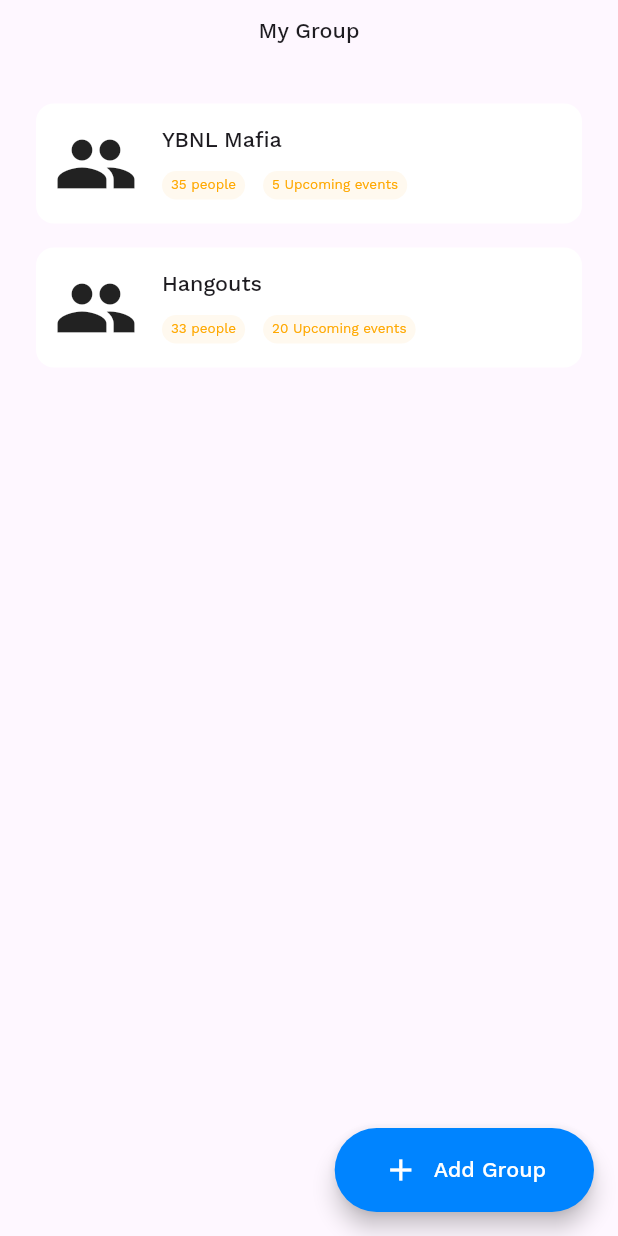
After one commit to hngx-org/Hurricane-events-mobile, a Flutter app: the GroupScreen screen opened by its route, on a phone screen of 412 x 824 dp. The commit adds this screen. Run offline on Flutter 3.47's test engine with Material 2 defaults, Android fonts, the phone set to English and light mode, and no system bars; our stand-ins replace dio, grouped_list, retrofit, table_calendar, tuple; missing offline and left inert: talker_dio_logger; generated files the repository leaves out were written again.

Commit message:
implemented group and group details screens

```diff
--- /dev/null
+++ b/lib/app/presentation/my_group/screens/group_screen.dart
@@ -0,0 +1,82 @@
+import 'package:flutter/material.dart';
+import 'package:hurricane_events/app/presentation/my_group/widgets/group_card.dart';
+import 'package:hurricane_events/component/constants/color.dart';
+import 'package:hurricane_events/component/utils/extensions.dart';
+import 'package:hurricane_events/data/models/groups/group_mock_up.dart';
+
+final myGroupSampleData = [
+  GroupMockUp(title: "YBNL Mafia", numOfEvent: 5, numOfPeople: 35),
+  GroupMockUp(title: "Hangouts", numOfEvent: 20, numOfPeople: 33),
+];
+
+class GroupScreen extends StatelessWidget {
+  static const String routeName = "my_group";
+  const GroupScreen({super.key});
+
+  @override
+  Widget build(BuildContext context) {
+    return Scaffold(
+      body: SafeArea(
+          child: Column(
+        mainAxisAlignment: MainAxisAlignment.start,
+        crossAxisAlignment: CrossAxisAlignment.stretch,
+        children: [
+          12.height,
+          Text(
+            "My Group",
+            textAlign: TextAlign.center,
+            style: context.headline3.copyWith(
+              fontSize: 16,
+            ),
+          ),
+          40.height,
+          SingleChildScrollView(
+            padding: const EdgeInsets.symmetric(horizontal: 24),
+            child: Column(
+              children: List.generate(
+                2,
+                (index) {
+                  final group = myGroupSampleData[index];
+                  return Padding(
+                    padding: const EdgeInsets.only(bottom: 16),
+                    child: MyGroupCard(
+                      title: group.title!,
+                      numberOfEvent: group.numOfEvent!,
+                      numberOfPeople: group.numOfPeople!,
+                    ),
+                  );
+                },
+              ),
+            ),
+          )
+        ],
+      )),
+      floatingActionButton: FloatingActionButton.extended(
+          onPressed: () {
+            //TODO: Navigate to add group screen
+          },
+          shape: RoundedRectangleBorder(
+            borderRadius: BorderRadius.circular(32),
+          ),
+          backgroundColor: AppColors.darkBlue1,
+          extendedPadding:
+              const EdgeInsets.symmetric(horizontal: 32, vertical: 16),
+          label: Row(
+            children: [
+              const Icon(
+                Icons.add,
+                color: Colors.white,
+              ),
+              10.width,
+              Text(
+                "Add Group",
+                style: context.button2.copyWith(
+                  fontSize: 16,
+                  color: Colors.white,
+                ),
+              )
+            ],
+          )),
+    );
+  }
+}
--- /dev/null
+++ b/lib/app/presentation/my_group/widgets/group_card.dart
@@ -0,0 +1,65 @@
+import 'package:flutter/material.dart';
+import 'package:hurricane_events/app/presentation/my_group/screens/group_detail_screen.dart';
+import 'package:hurricane_events/app/presentation/my_group/widgets/group_chip.dart';
+import 'package:hurricane_events/app/router/base_navigator.dart';
+import 'package:hurricane_events/component/utils/extensions.dart';
+
+class MyGroupCard extends StatelessWidget {
+  const MyGroupCard({
+    super.key,
+    required this.title,
+    required this.numberOfPeople,
+    required this.numberOfEvent,
+  });
+  final String title;
+  final int numberOfPeople;
+  final int numberOfEvent;
+
+  @override
+  Widget build(BuildContext context) {
+    return InkWell(
+      onTap: () {
+        BaseNavigator.pushNamed(GroupDetailsScreen.routeName);
+      },
+      child: Container(
+        decoration: ShapeDecoration(
+          color: Colors.white,
+          shape: RoundedRectangleBorder(
+            borderRadius: BorderRadius.circular(12),
+          ),
+        ),
+        padding: const EdgeInsets.all(12),
+        child: Row(
+          children: [
+            const Icon(
+              Icons.people,
+              size: 56,
+            ),
+            16.width,
+            Column(
+              crossAxisAlignment: CrossAxisAlignment.start,
+              children: [
+                Text(
+                  title,
+                  style: context.body1.copyWith(fontSize: 16),
+                ),
+                12.height,
+                Row(
+                  children: [
+                    MyGroupChip(
+                      title: "$numberOfPeople people",
+                    ),
+                    12.width,
+                    MyGroupChip(
+                      title: "$numberOfEvent Upcoming events",
+                    ),
+                  ],
+                )
+              ],
+            )
+          ],
+        ),
+      ),
+    );
+  }
+}
--- /dev/null
+++ b/lib/app/presentation/my_group/widgets/group_chip.dart
@@ -0,0 +1,30 @@
+
+
+import 'package:flutter/material.dart';
+import 'package:hurricane_events/component/constants/color.dart';
+import 'package:hurricane_events/component/utils/extensions.dart';
+
+class MyGroupChip extends StatelessWidget {
+  const MyGroupChip({
+    super.key,
+    required this.title,
+  });
+  final String title;
+  @override
+  Widget build(BuildContext context) {
+    return Container(
+      padding: const EdgeInsets.symmetric(horizontal: 6, vertical: 4),
+      decoration: ShapeDecoration(
+        color: AppColors.opacityOrange,
+        shape: RoundedRectangleBorder(
+          borderRadius: BorderRadius.circular(16),
+        ),
+      ),
+      child: Text(
+        title,
+        style:
+            context.body2.copyWith(fontSize: 10, color: AppColors.designOrange),
+      ),
+    );
+  }
+}
--- a/lib/app/presentation/timeline/screens/calendar_screen.dart
+++ b/lib/app/presentation/timeline/screens/calendar_screen.dart
@@ -24,7 +24,7 @@ class _CalendarState extends State<CalendarSection> {
   List<EventsMockUp> dummyEvents = [
     EventsMockUp(
       name: "Hurricane Slack group meeting",
-      group: "Hangouts",
+      groupName: "Hangouts",
       startDate: DateTime(2023, 9, 17),
       endDate: DateTime(2023, 10, 1, 12),
       startDateStartTime: const TimeOfDay(hour: 12, minute: 00),
@@ -35,7 +35,7 @@ class _CalendarState extends State<CalendarSection> {
     ),
     EventsMockUp(
       name: "Hurricane Slack meeting",
-      group: "Hangouts",
+      groupName: "Hangouts",
       startDate: DateTime.now(),
       startDateStartTime: const TimeOfDay(hour: 12, minute: 00),
       startDateEndTime: const TimeOfDay(hour: 12, minute: 00),
@@ -43,7 +43,7 @@ class _CalendarState extends State<CalendarSection> {
     ),
     EventsMockUp(
       name: "Football meeting",
-      group: "Hangouts",
+      groupName: "Hangouts",
       startDate: DateTime(2023, 9, 16, 00, 00, 00),
       startDateStartTime: const TimeOfDay(hour: 12, minute: 00),
       startDateEndTime: const TimeOfDay(hour: 12, minute: 00),
@@ -51,7 +51,7 @@ class _CalendarState extends State<CalendarSection> {
     ),
     EventsMockUp(
       name: "Yes meeting",
-      group: "Hangouts",
+      groupName: "Hangouts",
       startDate: DateTime(2023, 9, 1, 00, 00, 00),
       startDateStartTime: const TimeOfDay(hour: 12, minute: 00),
       startDateEndTime: const TimeOfDay(hour: 12, minute: 00),
@@ -59,7 +59,7 @@ class _CalendarState extends State<CalendarSection> {
     ),
     EventsMockUp(
       name: "No meeting",
-      group: "Hangouts",
+      groupName: "Hangouts",
       startDate: DateTime(2023, 9, 30, 00, 00, 00),
       startDateStartTime: const TimeOfDay(hour: 12, minute: 00),
       startDateEndTime: const TimeOfDay(hour: 12, minute: 00),
@@ -67,7 +67,7 @@ class _CalendarState extends State<CalendarSection> {
     ),
     EventsMockUp(
       name: "Submission Date",
-      group: "Submission",
+      groupName: "Submission",
       startDate: DateTime(2023, 9, 22, 00, 00, 00),
       startDateStartTime: const TimeOfDay(hour: 12, minute: 00),
       startDateEndTime: const TimeOfDay(hour: 12, minute: 00),
@@ -79,7 +79,7 @@ class _CalendarState extends State<CalendarSection> {
     DateTime.parse("2023-09-17 00:00:00Z"): [
       EventsMockUp(
         name: "Hurricane Slack group meeting",
-        group: "Hangouts",
+        groupName: "Hangouts",
         startDate: DateTime.parse("2023-09-17 00:00:00Z"),
         endDate: DateTime(2023, 10, 1),
         startDateStartTime: const TimeOfDay(hour: 12, minute: 00),
@@ -92,7 +92,7 @@ class _CalendarState extends State<CalendarSection> {
     DateTime.parse("2023-09-19 00:00:00Z"): [
       EventsMockUp(
         name: "Hurricane Slack meeting",
-        group: "Hangouts",
+        groupName: "Hangouts",
         startDate: DateTime.parse("2023-09-19 00:00:00Z"),
         startDateStartTime: const TimeOfDay(hour: 12, minute: 00),
         startDateEndTime: const TimeOfDay(hour: 12, minute: 00),
@@ -100,7 +100,7 @@ class _CalendarState extends State<CalendarSection> {
       ),
       EventsMockUp(
         name: "Hurricane group",
-        group: "Hangouts",
+        groupName: "Hangouts",
         startDate: DateTime.parse("2023-09-19 00:00:00Z"),
         startDateStartTime: const TimeOfDay(hour: 12, minute: 00),
         startDateEndTime: const TimeOfDay(hour: 12, minute: 00),
@@ -108,7 +108,7 @@ class _CalendarState extends State<CalendarSection> {
       ),
       EventsMockUp(
         name: "Bayern vs Manchester United",
-        group: "Champions League",
+        groupName: "Champions League",
         startDate: DateTime.parse("2023-09-20 00:00:00Z"),
         startDateStartTime: const TimeOfDay(hour: 20, minute: 00),
         startDateEndTime: const TimeOfDay(hour: 22, minute: 00),
@@ -118,7 +118,7 @@ class _CalendarState extends State<CalendarSection> {
     DateTime.parse("2023-09-16 00:00:00Z"): [
       EventsMockUp(
         name: "Football meeting",
-        group: "Hangouts",
+        groupName: "Hangouts",
         startDate: DateTime.parse("2023-09-16 00:00:00Z"),
         startDateStartTime: const TimeOfDay(hour: 12, minute: 00),
         startDateEndTime: const TimeOfDay(hour: 12, minute: 00),
@@ -128,7 +128,7 @@ class _CalendarState extends State<CalendarSection> {
     DateTime.parse("2023-09-01 00:00:00Z"): [
       EventsMockUp(
         name: "Yes meeting",
-        group: "Hangouts",
+        groupName: "Hangouts",
         startDate: DateTime.parse("2023-09-01 00:00:00Z"),
         startDateStartTime: const TimeOfDay(hour: 12, minute: 00),
         startDateEndTime: const TimeOfDay(hour: 12, minute: 00),
@@ -138,7 +138,7 @@ class _CalendarState extends State<CalendarSection> {
     DateTime.parse("2023-09-30 00:00:00Z"): [
       EventsMockUp(
         name: "No meeting",
-        group: "Hangouts",
+        groupName: "Hangouts",
         startDate: DateTime.parse("2023-09-30 00:00:00Z"),
         startDateStartTime: const TimeOfDay(hour: 12, minute: 00),
         startDateEndTime: const TimeOfDay(hour: 12, minute: 00),
@@ -148,7 +148,7 @@ class _CalendarState extends State<CalendarSection> {
     DateTime.parse("2023-09-22 00:00:00Z"): [
       EventsMockUp(
         name: "Submission Date",
-        group: "Submission",
+        groupName: "Submission",
         startDate: DateTime.parse("2023-09-22 00:00:00Z"),
         startDateStartTime: const TimeOfDay(hour: 12, minute: 00),
         startDateEndTime: const TimeOfDay(hour: 12, minute: 00),
@@ -355,13 +355,15 @@ class _CalendarState extends State<CalendarSection> {
                       ],
                     );
                   }
-                  return GroupedListView<dynamic, String>(
+                  return GroupedListView<EventsMockUp, String>(
                     physics: const ClampingScrollPhysics(),
                     padding: EdgeInsets.zero,
                     elements: _getEventsForDay(_selectedDate),
-                    groupBy: (element) => element.startDate.toIso8601String(),
-                    itemComparator: (item1, item2) => item2.startDate.compareTo(item1.startDate),
-                    groupComparator: (value1, value2) => value2.compareTo(value1),
+                    groupBy: (element) => element.startDate!.toIso8601String(),
+                    itemComparator: (item1, item2) =>
+                        item2.startDate!.compareTo(item1.startDate!),
+                    groupComparator: (value1, value2) =>
+                        value2.compareTo(value1),
                     order: GroupedListOrder.DESC,
                     useStickyGroupSeparators: false,
                     groupSeparatorBuilder: (value) {
@@ -369,7 +371,10 @@ class _CalendarState extends State<CalendarSection> {
                         crossAxisAlignment: CrossAxisAlignment.start,
                         children: [
                           Builder(builder: (context) {
-                            if (DateTime.parse(value).month == DateTime.now().month && DateTime.parse(value).day == DateTime.now().day) {
+                            if (DateTime.parse(value).month ==
+                                    DateTime.now().month &&
+                                DateTime.parse(value).day ==
+                                    DateTime.now().day) {
                               return Text(
                                 "Today",
                                 style: context.body2.copyWith(
@@ -379,7 +384,8 @@ class _CalendarState extends State<CalendarSection> {
                               );
                             }
                             return Text(
-                              DateFormat("EEEE dd, MMM").format(DateTime.parse(value)),
+                              DateFormat("EEEE dd, MMM")
+                                  .format(DateTime.parse(value)),
                               style: context.body2.copyWith(
                                 fontSize: 12,
                                 color: AppColors.designBlack3,
@@ -390,13 +396,13 @@ class _CalendarState extends State<CalendarSection> {
                         ],
                       );
                     },
-                    itemBuilder: (context, element) {
+                    itemBuilder: (context, EventsMockUp element) {
                       return EventCard(
-                        group: element.group,
-                        startDate: element.startDate,
+                        group: element.groupName!,
+                        startDate: element.startDate!,
                         endDate: element.endDate,
-                        name: element.name,
-                        location: element.location,
+                        name: element.name!,
+                        location: element.location!,
                         startTime: element.startDateStartTime,
                         endTime: element.startDateEndTime,
                       );
--- a/lib/app/router/app_router.dart
+++ b/lib/app/router/app_router.dart
@@ -1,4 +1,6 @@
 import 'package:flutter/material.dart';
+import 'package:hurricane_events/app/presentation/my_group/screens/group_detail_screen.dart';
+import 'package:hurricane_events/app/presentation/my_group/screens/group_screen.dart';
 import 'package:hurricane_events/app/presentation/splash/screens/splash.dart';
 import 'package:hurricane_events/app/presentation/timeline/screens/calendar_screen.dart';
 
@@ -45,6 +47,10 @@ class AppRouter {
         return _getPageRoute(const Splash());
       case CalendarSection.routeName:
         return _getPageRoute(const CalendarSection());
+      case GroupScreen.routeName:
+        return _getPageRoute(const GroupScreen());
+      case GroupDetailsScreen.routeName:
+        return _getPageRoute(const GroupDetailsScreen());
       default:
         return _getPageRoute(const Splash());
     }
--- a/lib/component/constants/color.dart
+++ b/lib/component/constants/color.dart
@@ -16,6 +16,7 @@ class AppColors {
   static const Color opacityOrange = Color(0xFFFFF9EF);
 
   static const Color designGrey = Color(0xFFD9D9D9);
+  static const Color darkGrey = Color(0xFF8C8C8C);
   static const Color designRed = Color(0xFFE93131);
 
   static const Color backgroundColor = Color(0xFFFAFAFA);
--- a/lib/data/models/events/event_mock_up.dart
+++ b/lib/data/models/events/event_mock_up.dart
@@ -3,7 +3,7 @@ import 'package:flutter/material.dart';
 class EventsMockUp {
   EventsMockUp({
     this.name,
-    this.group,
+    this.groupName,
     this.startDate,
     this.endDate,
     this.location,
@@ -14,7 +14,7 @@ class EventsMockUp {
   });
 
   String? name;
-  String? group;
+  String? groupName;
   DateTime? startDate;
   TimeOfDay? startDateStartTime;
   TimeOfDay? startDateEndTime;
@@ -26,7 +26,7 @@ class EventsMockUp {
   factory EventsMockUp.fromJson(Map<String, dynamic> json) {
     return EventsMockUp(
       name: json['name'],
-      group: json["group"],
+      groupName: json["group"],
       startDate: DateTime.parse(json["startDate"]),
       endDate: DateTime.parse(json["endDate"]),
       location: json["location"],
@@ -39,7 +39,7 @@ class EventsMockUp {
 
   Map<String, dynamic> toJson() => {
         "name": name,
-        "group": group,
+        "group": groupName,
         "startDate": startDate?.toIso8601String(),
         "endDate": endDate?.toIso8601String(),
         "location": location,
--- a/lib/main.dart
+++ b/lib/main.dart
@@ -1,7 +1,6 @@
 import 'package:flutter/foundation.dart';
 import 'package:flutter/material.dart';
 import 'package:hurricane_events/app/presentation/splash/screens/splash.dart';
-import 'package:hurricane_events/app/presentation/timeline/screens/calendar_screen.dart';
 import 'package:hurricane_events/app/router/app_router.dart';
 import 'package:hurricane_events/app/router/base_navigator.dart';
 import 'package:hurricane_events/component/theme/events_text_theme.dart';
@@ -28,7 +27,9 @@ Future<void> main() async {
       crossAxisAlignment: CrossAxisAlignment.center,
       children: [
         Text(
-          kDebugMode ? details.exception.toString() : "Oops, something happened, try again.",
+          kDebugMode
+              ? details.exception.toString()
+              : "Oops, something happened, try again.",
           style: const TextStyle(
             fontSize: 16,
             fontWeight: FontWeight.w600,
```
Also changed, not shown: lib/app/presentation/my_group/screens/group_detail_screen.dart (added, +101 -0 lines), lib/component/utils/extensions.dart (+23 -5 lines), lib/data/models/groups/group_mock_up.dart (added, +30 -0 lines).
